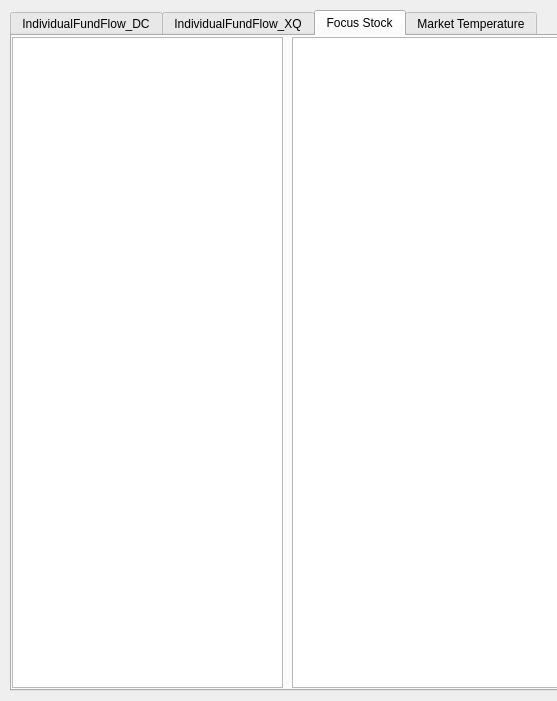
Above: StockTip/form.ui from Ruffia/ADRHis before the change; both pictures show x 0 to 557 and y 0 to 701 of the 1117 by 701 pixel window. Below: the same form after it.
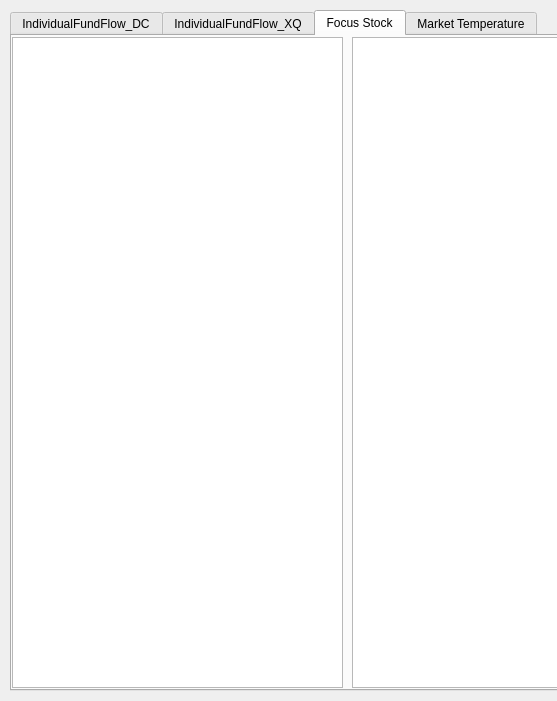
That is the form after the change.

Commit message: 修改控件大小

Patch:
```diff
--- a/StockTip/form.ui
+++ b/StockTip/form.ui
@@ -64,7 +64,7 @@
       <rect>
        <x>0</x>
        <y>1</y>
-       <width>271</width>
+       <width>331</width>
        <height>651</height>
       </rect>
      </property>
@@ -72,9 +72,9 @@
     <widget class="QTableView" name="m_tableViewFocusStockComment">
      <property name="geometry">
       <rect>
-       <x>280</x>
+       <x>340</x>
        <y>1</y>
-       <width>801</width>
+       <width>741</width>
        <height>651</height>
       </rect>
      </property>
```
The commit also changes 1 other file.
